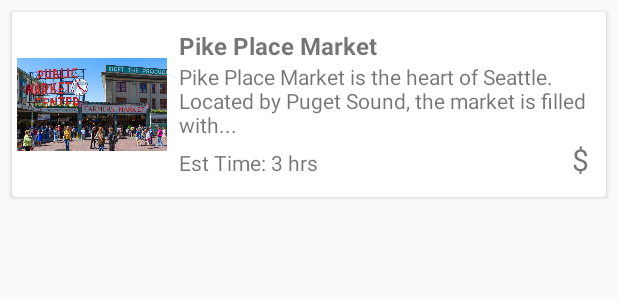
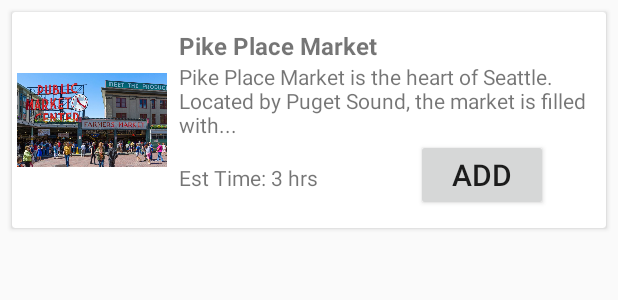
Before and after one commit to powdermonkeys/theoutlaws, an Android app: the layout item_attraction.xml on its own in the app's theme, with its tools: preview values and no code run, on a phone screen of 412 x 824 dp. Shown: the top 300 px of the screen. Run offline under Robolectric (Android 15) with nearby library versions, the phone set to English and light mode, and no system bars.

```diff
--- /dev/null
+++ b/Voyager/app/src/main/res/drawable/ic_add_green.xml
@@ -0,0 +1,5 @@
+<vector android:height="24dp" android:tint="#8EC077"
+    android:viewportHeight="24.0" android:viewportWidth="24.0"
+    android:width="24dp" xmlns:android="http://schemas.android.com/apk/res/android">
+    <path android:fillColor="#FF000000" android:pathData="M19,13h-6v6h-2v-6H5v-2h6V5h2v6h6v2z"/>
+</vector>
--- a/Voyager/app/src/main/res/layout/item_attraction.xml
+++ b/Voyager/app/src/main/res/layout/item_attraction.xml
@@ -12,11 +12,13 @@
     android:background="?android:attr/selectableItemBackground" android:id="@+id/cardView">
 
     <LinearLayout
+        android:id="@+id/linear1"
         android:layout_width="match_parent"
         android:layout_height="wrap_content"
-        android:padding="3dp"
+        android:layout_alignParentStart="true"
+        android:layout_alignParentTop="true"
         android:orientation="horizontal"
-        android:id="@+id/linear1">
+        android:padding="3dp">
 
         <ImageView
             android:id="@+id/picture"
@@ -25,15 +27,15 @@
             app:srcCompat="@drawable/pikeplace" />
 
         <LinearLayout
-            android:orientation="vertical"
             android:layout_width="wrap_content"
             android:layout_height="wrap_content"
+            android:orientation="vertical"
             android:padding="8dp">
 
             <LinearLayout
-                android:orientation="vertical"
                 android:layout_width="match_parent"
-                android:layout_height="wrap_content">
+                android:layout_height="wrap_content"
+                android:orientation="vertical">
 
                 <TextView
                     android:id="@+id/tvName"
@@ -51,11 +53,10 @@
 
             </LinearLayout>
 
-
             <LinearLayout
-                android:orientation="horizontal"
                 android:layout_width="match_parent"
-                android:layout_height="wrap_content">
+                android:layout_height="wrap_content"
+                android:orientation="horizontal">
 
                 <TextView
                     android:id="@+id/est"
@@ -69,20 +70,17 @@
                     android:layout_height="wrap_content"
                     tools:text="3 hrs" />
 
-                <TextView
-                    android:id="@+id/price"
-                    android:layout_width="match_parent"
+                <Button
+                    android:id="@+id/add"
+                    android:layout_width="wrap_content"
                     android:layout_height="wrap_content"
-                    android:textAlignment="textEnd"
+                    android:layout_marginLeft="65dp"
                     android:textSize="20sp"
-                    tools:text="$" />
+                    android:text="add" />
 
             </LinearLayout>
 
         </LinearLayout>
 
-
     </LinearLayout>
-
-
 </android.support.v7.widget.CardView>
```
